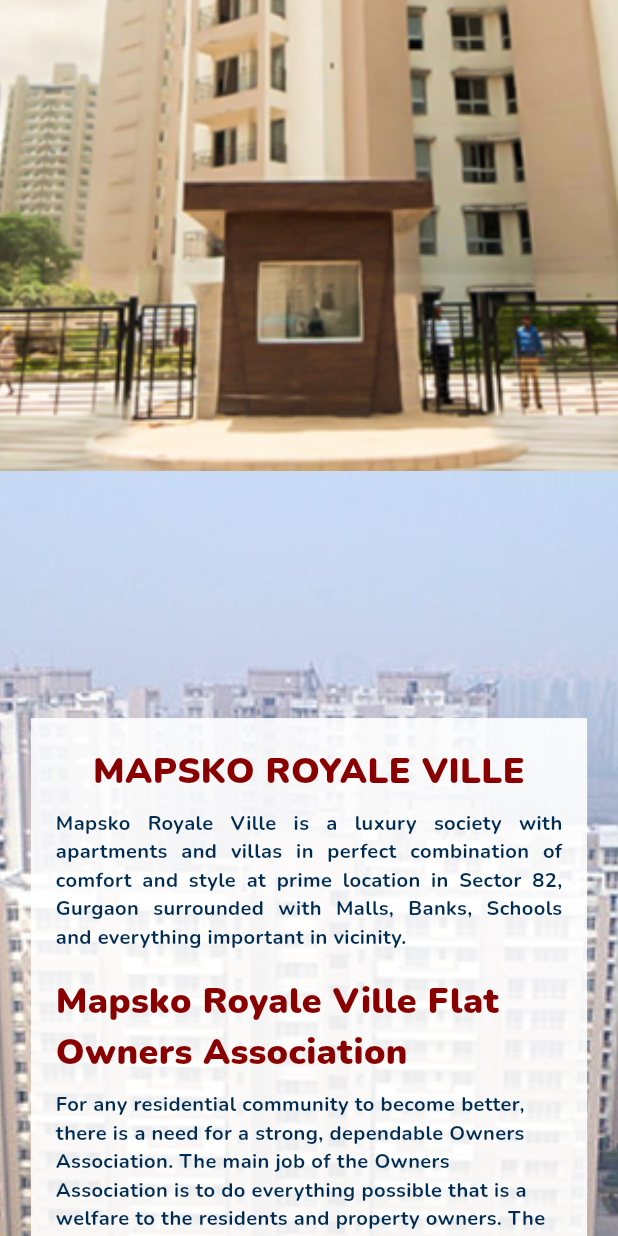
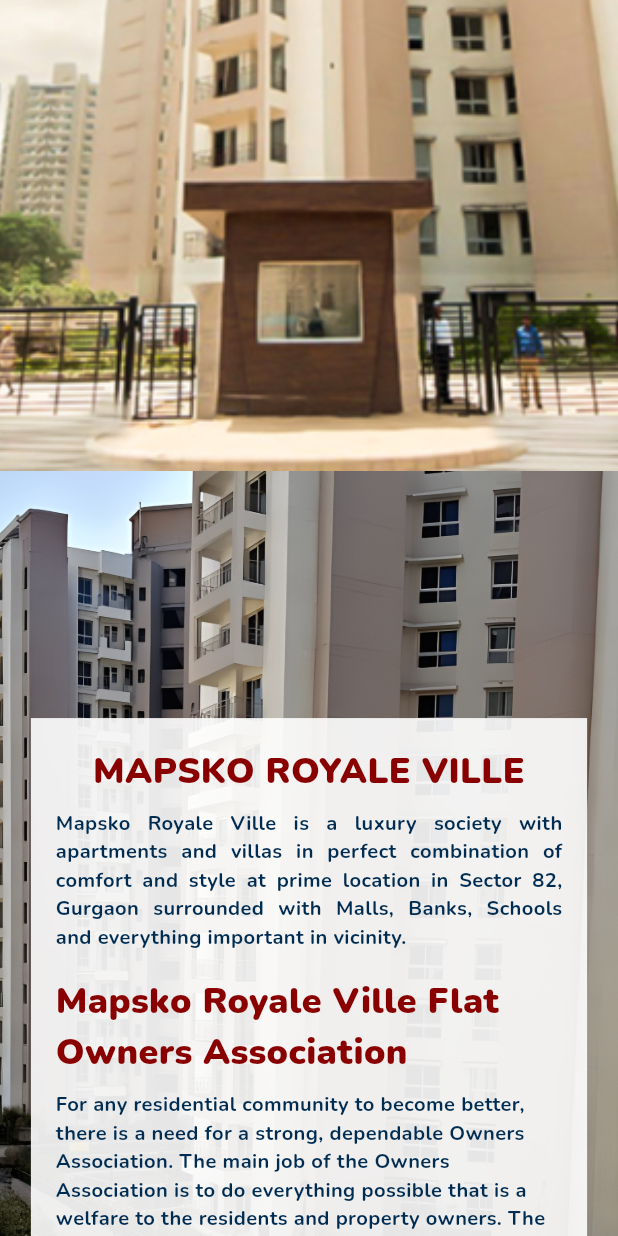
Before and after one commit to Mayank4352/mapasko_web, a Flutter app: the screen it shows after launch, scrolled down 576 dp, on a phone screen of 412 x 824 dp. Run offline on Flutter 3.47's test engine with Material 3 defaults, Android fonts, the light colour scheme and no system bars; drawn by our look-alikes of calendar_view; our stand-ins replace cached_network_image, cloud_firestore, firebase_core, firebase_storage, fluttertoast, get and 3 more; missing offline and left inert: easy_url_launcher, emailjs, flutter_infinite_marquee; accounts and stored records are empty; statements that could not run were skipped.

Commit message:
feat: added more notices

```diff
--- a/lib/home/home.dart
+++ b/lib/home/home.dart
@@ -41,7 +41,7 @@
               child: Stack(
                 children: [
                   Image.asset(
-                    'assets/mapsko-royal-ville-top2.jpg',
+                    'assets/Garden_mapsko.jpg',
                     height: 100.h,
                     width: double.infinity,
                     fit: BoxFit.cover,
--- a/lib/notices/notices.dart
+++ b/lib/notices/notices.dart
@@ -105,7 +105,7 @@
                                         );
                                       })
                                   : Padding(
-                                      padding: EdgeInsets.only(left: 25.w),
+                                      padding: EdgeInsets.all(8.sp),
                                       child: GridView.builder(
                                         shrinkWrap: true,
                                         physics:
@@ -113,7 +113,7 @@
                                         gridDelegate:
                                             SliverGridDelegateWithFixedCrossAxisCount(
                                           mainAxisExtent: 40.h,
-                                          crossAxisCount: 3,
+                                          crossAxisCount: 4,
                                           crossAxisSpacing: 10.sp,
                                           mainAxisSpacing: 10.sp,
                                         ),
```
